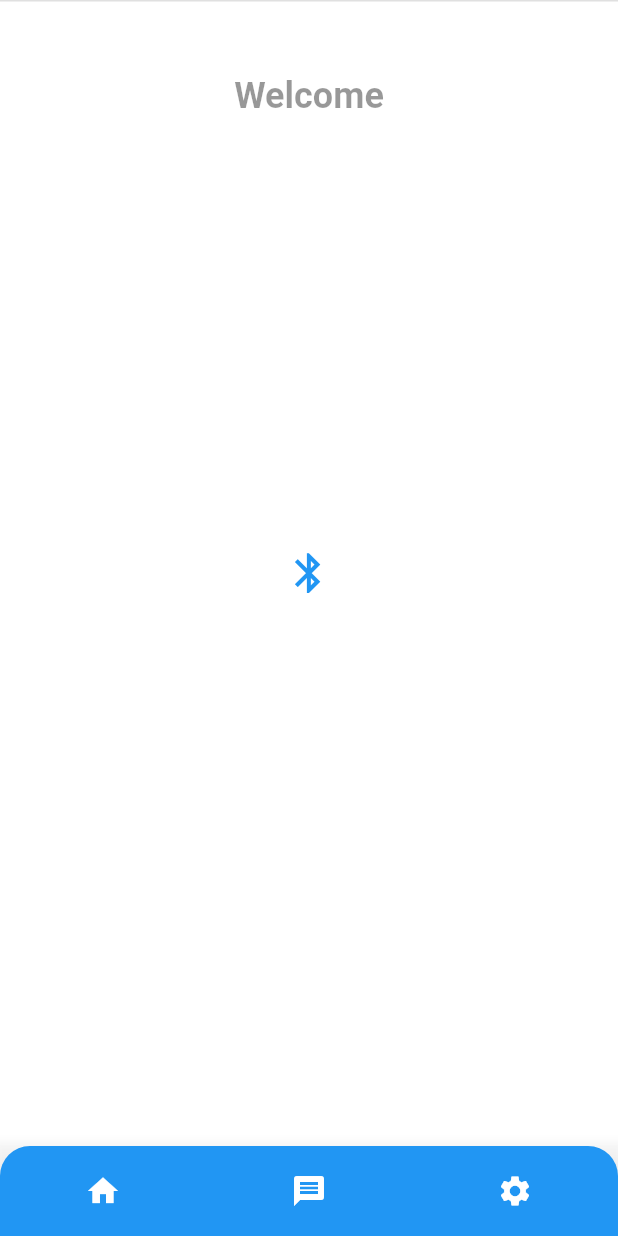
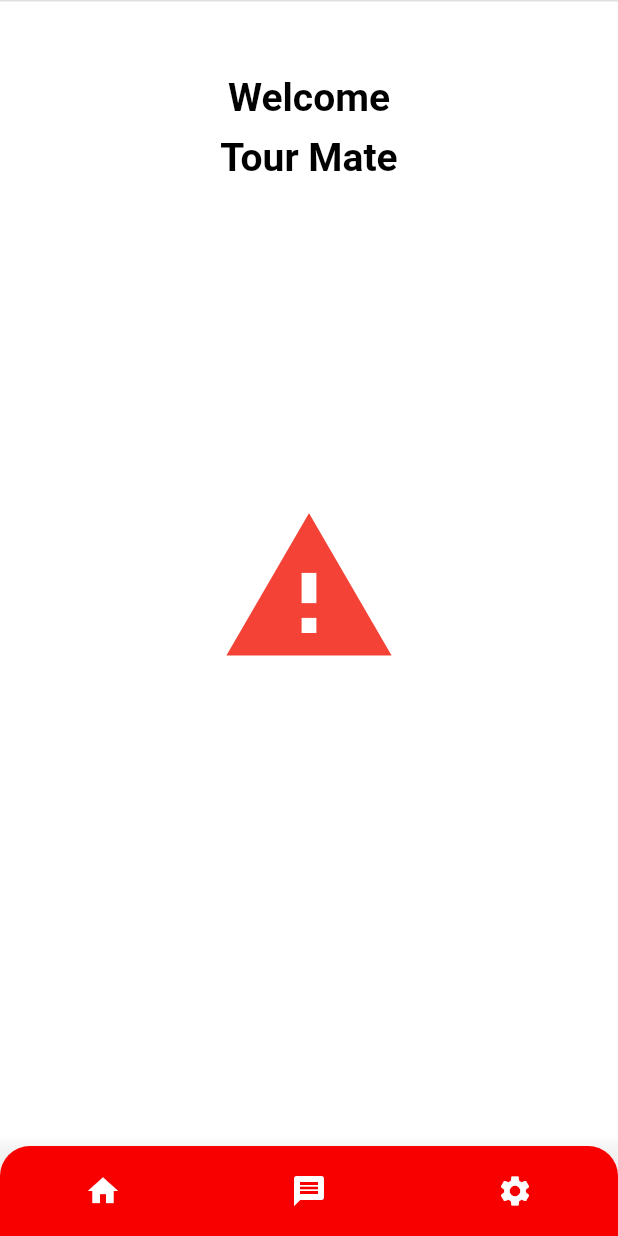
Before and after one commit to IsuruSanjaya/Flutter_Bluthooth_chat, a Flutter app: the screen it shows after launch, on a phone screen of 412 x 824 dp. Run offline on Flutter 3.47's test engine with Material 2 defaults, Android fonts, the phone set to English and light mode, and no system bars; our stand-ins replace flutter_blue_plus, flutter_bluetooth_serial, font_awesome_flutter, google_maps_flutter, location, permission_handler and 1 more.

Commit message:
fixe apk icon and layout

```diff
--- a/lib/views/homeScreen/home.dart
+++ b/lib/views/homeScreen/home.dart
@@ -20,7 +20,7 @@ class _HomeScreenState extends State<HomeScreen>
     super.initState();
     _animationController = AnimationController(
       vsync: this,
-      duration: Duration(seconds: 5),
+      duration: Duration(seconds:20),
     );
     _animation =
         CurvedAnimation(parent: _animationController, curve: Curves.easeInOut)
@@ -36,7 +36,7 @@ class _HomeScreenState extends State<HomeScreen>
         curve: Curves.easeInOut,
       ),
     );
-    _animationController.repeat(reverse: true);
+    _animationController.repeat(reverse: false);
   }
 
   @override
@@ -57,34 +57,46 @@ class _HomeScreenState extends State<HomeScreen>
             left: 0,
             right: 0,
             child: Opacity(
-              opacity: _animation.value,
-              child: Container(
-                alignment: Alignment.center,
-                child: Text(
+              opacity: 1.0,
+              child: Column(
+                children: [
+                  Text(
                     'Welcome',
                     style: TextStyle(
-                    fontSize: 24,
+                      fontSize: 26,
                       fontWeight: FontWeight.bold,
                       color: Colors.black,
                     ),
                   ),
+                  SizedBox(height: 10), // Adjust as needed
+                  Text(
+                    'Tour Mate',
+                    style: TextStyle(
+                      fontSize: 26,
+                      fontWeight: FontWeight.bold,
+                      color: Colors.black,
+                    ),
+                  ),
+                ],
               ),
             ),
           ),
-          Positioned.fill(
-            child: Center(
-              child: AnimatedBuilder(
-                animation: _animationController,
-                builder: (BuildContext context, Widget? child) {
-                  return Transform.scale(
-                    scale: _animation.value,
-                    child: Icon(
-                      Icons.bluetooth,
-                      size: 80.0,
-                      color: Colors.blue,
-                    ),
+          Positioned(
+            top: MediaQuery.of(context).size.height / 2 - 80,
+            left: MediaQuery.of(context).size.width / 2 - 60,
+            child: GestureDetector(
+              onTap: () {
+                // Navigate to Bluetooth device screen
+                Navigator.pushReplacement(
+                  context,
+                  MaterialPageRoute(
+                      builder: (context) => BluetoothDeviceView()),
                 );
               },
+              child: Icon(
+                Icons.warning,
+                size: 120.0,
+                color: Colors.red,
               ),
             ),
           ),
@@ -92,15 +104,15 @@ class _HomeScreenState extends State<HomeScreen>
       ),
       bottomNavigationBar: BottomAppBar(
         elevation: 10,
-        color: Colors.transparent, // Set the background color of the app bar
+        color: Colors.transparent,
         child: Container(
-          height: 60, // Adjust the height as needed
+          height: 60,
           decoration: BoxDecoration(
             borderRadius: BorderRadius.only(
               topLeft: Radius.circular(20),
               topRight: Radius.circular(20),
             ),
-            color: Colors.blue, // Set the background color of the container
+            color: Color.fromARGB(255, 248, 0, 0),
           ),
           child: Row(
             mainAxisAlignment: MainAxisAlignment.spaceAround,
--- a/pubspec.yaml
+++ b/pubspec.yaml
@@ -45,6 +45,8 @@ dependencies:
   get: ^4.6.5
   flutter_bluetooth_serial: ^0.4.0
   font_awesome_flutter: ^10.4.0
+  rename_app: ^1.1.0
+
 
 
 
```
Also changed, not shown: lib/views/chatScreen/chat.dart (+24 -12 lines), lib/views/chatScreen/map.dart (+17 -6 lines), lib/views/chatScreen/connection.dart (line endings or trailing spaces), pubspec.lock, 13 other files. Lines whose indentation alone changed are shown as unchanged.
